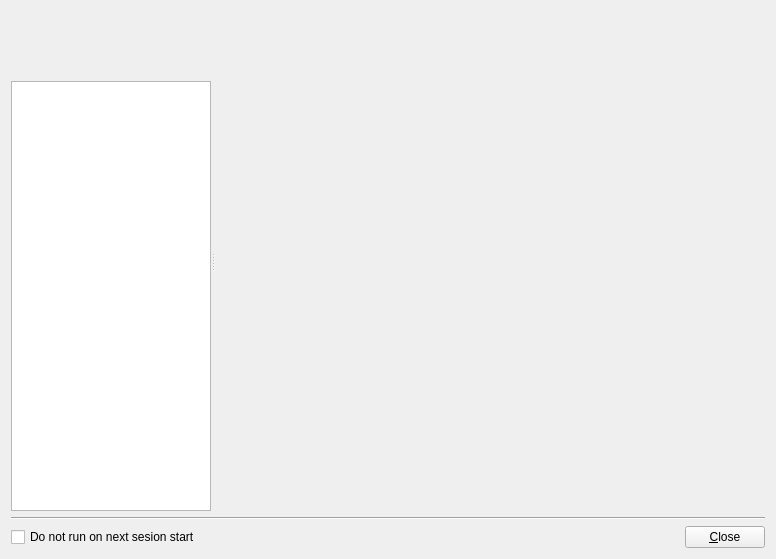
First picture: the form in ui_mainwindow.ui, repository sibskull/altcenter, before the edit.
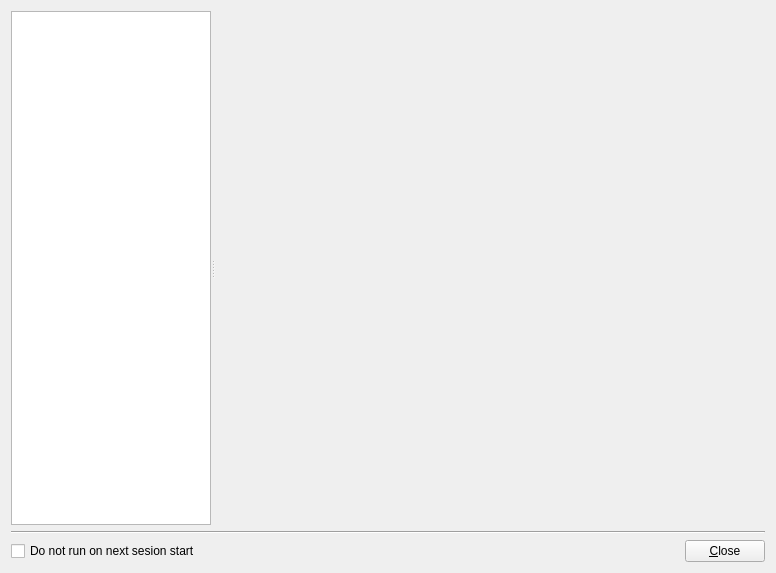
Second picture: the form after the edit. Icons and pictures are not drawn.

Commit message: Removed basealt logo from left side of main window

```diff
--- a/ui_mainwindow.ui
+++ b/ui_mainwindow.ui
@@ -2,6 +2,14 @@
 <ui version="4.0">
  <class>MainWindow</class>
  <widget class="QWidget" name="MainWindow">
+  <property name="geometry">
+   <rect>
+    <x>0</x>
+    <y>0</y>
+    <width>765</width>
+    <height>573</height>
+   </rect>
+  </property>
   <property name="windowTitle">
    <string>ALT Center</string>
   </property>
@@ -26,61 +34,7 @@
      </property>
      <widget class="QWidget" name="layoutWidget_2">
       <layout class="QGridLayout" name="gridLayout_2">
-       <item row="0" column="1">
-        <widget class="QLabel" name="altLogo">
-         <property name="sizePolicy">
-          <sizepolicy hsizetype="Fixed" vsizetype="Fixed">
-           <horstretch>0</horstretch>
-           <verstretch>0</verstretch>
-          </sizepolicy>
-         </property>
-         <property name="minimumSize">
-          <size>
-           <width>64</width>
-           <height>64</height>
-          </size>
-         </property>
-         <property name="text">
-          <string/>
-         </property>
-         <property name="pixmap">
-          <pixmap>basealt.png</pixmap>
-         </property>
-         <property name="scaledContents">
-          <bool>false</bool>
-         </property>
-         <property name="alignment">
-          <set>Qt::AlignBottom|Qt::AlignHCenter</set>
-         </property>
-        </widget>
-       </item>
-       <item row="0" column="0">
-        <spacer name="horizontalSpacer_2">
-         <property name="orientation">
-          <enum>Qt::Horizontal</enum>
-         </property>
-         <property name="sizeHint" stdset="0">
-          <size>
-           <width>40</width>
-           <height>20</height>
-          </size>
-         </property>
-        </spacer>
-       </item>
-       <item row="0" column="2">
-        <spacer name="horizontalSpacer_3">
-         <property name="orientation">
-          <enum>Qt::Horizontal</enum>
-         </property>
-         <property name="sizeHint" stdset="0">
-          <size>
-           <width>40</width>
-           <height>20</height>
-          </size>
-         </property>
-        </spacer>
-       </item>
-       <item row="1" column="0" colspan="3">
+       <item row="0" column="0" colspan="2">
         <widget class="QListView" name="moduleList">
          <property name="sizePolicy">
           <sizepolicy hsizetype="Preferred" vsizetype="Expanding">
```
Left out of the diff: 3 changed lines with no effect on the pictures. The commit also changes 2 other files.
